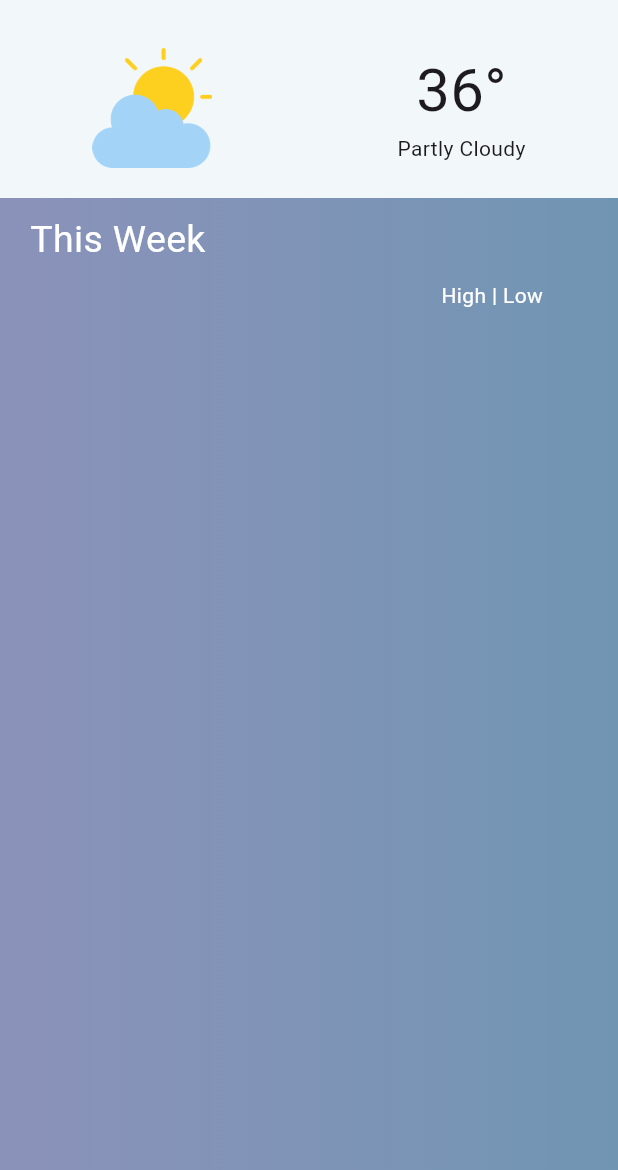
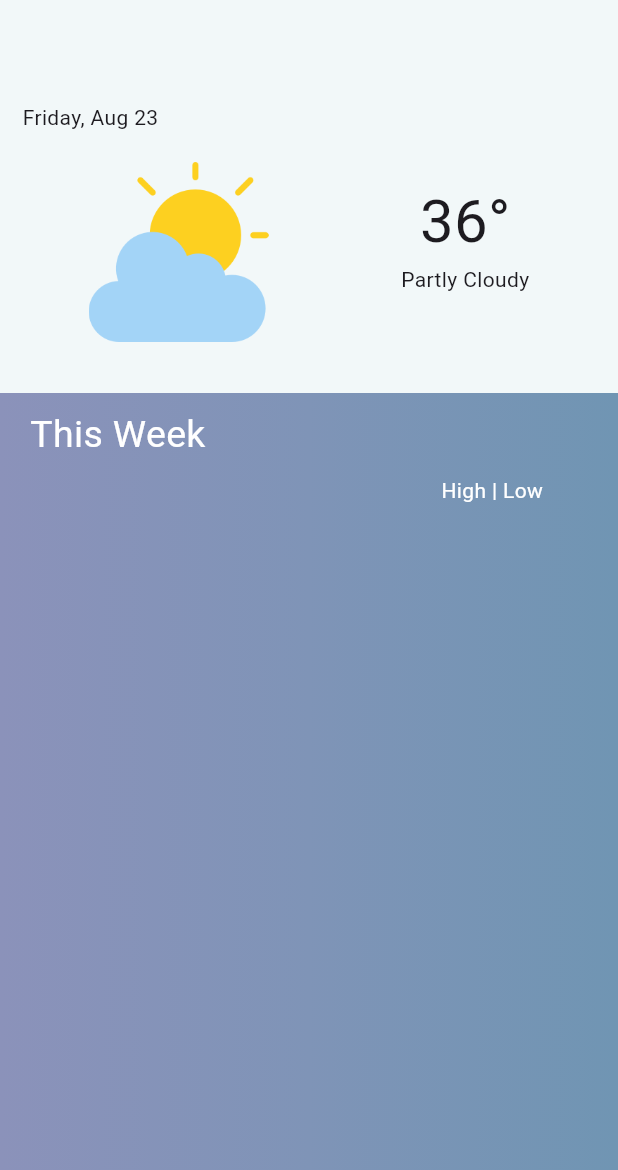
Before and after one commit to gersanatomy/flutter_weather_app, a Flutter app: the screen it shows after launch, on a phone screen of 412 x 824 dp, the part 66-1236 px from its top. Run offline on Flutter 3.47's test engine with Material 3 defaults, Android fonts, the phone set to English and light mode, and no system bars; our stand-ins replace dio, flutter_bloc, geocoding, geolocator, shared_preferences.

Commit message:
chore: minor adjustments

```diff
--- a/lib/features/weather/weather_route.dart
+++ b/lib/features/weather/weather_route.dart
@@ -1,9 +1,8 @@
 import 'package:flutter/material.dart';
 import 'package:flutter_bloc/flutter_bloc.dart';
+import 'package:flutter_weather_app/bloc/weather/weather_bloc.dart';
 import 'package:flutter_weather_app/features/splash/splash_screen.dart';
 import 'package:flutter_weather_app/features/weather/weather_screen.dart';
-
-import '../../bloc/weather/weather_bloc.dart';
 
 class WeatherAppRoute extends StatefulWidget {
   const WeatherAppRoute({super.key});
--- a/lib/features/weather/weather_screen.dart
+++ b/lib/features/weather/weather_screen.dart
@@ -5,6 +5,7 @@ import 'package:flutter_weather_app/features/weather/weather_this_week.dart';
 import 'package:flutter_weather_app/features/weather/weather_today.dart';
 import 'package:flutter_weather_app/models/weather_model.dart';
 import 'package:flutter_weather_app/models/weather_today_model.dart';
+import 'package:flutter_weather_app/utils/app_geolocator.dart';
 
 class WeatherScreen extends StatefulWidget {
   const WeatherScreen({
@@ -23,6 +24,24 @@ class WeatherScreen extends StatefulWidget {
 }
 
 class _WeatherScreenState extends State<WeatherScreen> {
+  List<String> address = ['', ''];
+
+  @override
+  void initState() {
+    // TODO: implement initState
+    super.initState();
+    WidgetsBinding.instance.addPostFrameCallback((_) async {
+      address = await getCityProvince();
+      print('here: $address');
+      setState(() {});
+    });
+  }
+
+  getCityProvince() async {
+    List<String> res = await AppGeoLocator.getCityProvince();
+    return res;
+  }
+
   @override
   Widget build(BuildContext context) {
     return Scaffold(
@@ -34,10 +53,11 @@ class _WeatherScreenState extends State<WeatherScreen> {
         ),
       ),
       body: SingleChildScrollView(
+        physics: const NeverScrollableScrollPhysics(),
         child: GradientContainer(
           child: Column(
             children: [
-              WeatherToday(weather: widget.today),
+              WeatherToday(address: address, weather: widget.today),
               WeatherThisWeek(weather: widget.weekly)
             ],
           ),
--- a/lib/features/weather/weather_this_week.dart
+++ b/lib/features/weather/weather_this_week.dart
@@ -37,7 +37,6 @@ class WeatherThisWeek extends StatelessWidget {
           ),
           Expanded(
             child: ListView.builder(
-              physics: const NeverScrollableScrollPhysics(),
               shrinkWrap: true,
               itemCount: weather.time.length,
               itemBuilder: (context, i) {
--- a/lib/features/weather/weather_today.dart
+++ b/lib/features/weather/weather_today.dart
@@ -1,21 +1,34 @@
 import 'package:flutter/material.dart';
 import 'package:flutter_weather_app/models/weather_today_model.dart';
+import 'package:flutter_weather_app/utils/app_date_prettify.dart';
 
 class WeatherToday extends StatelessWidget {
-  const WeatherToday({super.key, required this.weather});
+  const WeatherToday({super.key, required this.weather, required this.address});
 
   final WeatherTodayModel weather;
+  final List<String> address;
 
   @override
   Widget build(BuildContext context) {
     return Container(
-      height: 120,
+      height: 250,
       color: const Color(0xfff2f8f9),
-      padding: const EdgeInsets.symmetric(vertical: 20),
-      child: Row(
+      padding: const EdgeInsets.symmetric(vertical: 20, horizontal: 15),
+      child: Column(
+        crossAxisAlignment: CrossAxisAlignment.start,
+        children: [
+          Text(
+            address.first,
+            style: const TextStyle(fontSize: 25, fontWeight: FontWeight.w600),
+          ),
+          Text(
+            DatePrettify.weekdayMonthDayToString(DateTime.now()),
+          ),
+          Row(
             mainAxisAlignment: MainAxisAlignment.spaceAround,
             children: [
-          SizedBox(
+              Container(
+                margin: const EdgeInsets.only(top: 20),
                 height: 120,
                 child: Image.asset('assets/cloudy.png'),
               ),
@@ -30,6 +43,8 @@ class WeatherToday extends StatelessWidget {
               ),
             ],
           ),
+        ],
+      ),
     );
   }
 }
--- a/lib/utils/app_date_prettify.dart
+++ b/lib/utils/app_date_prettify.dart
@@ -7,6 +7,11 @@ class DatePrettify {
     return formatter.format(date);
   }
 
+  static String weekdayMonthDayToString(DateTime value) {
+    final DateFormat formatter = DateFormat('EEEE, MMM dd');
+    return formatter.format(value);
+  }
+
   static dateToString(DateTime value) {
     final DateFormat formatter = DateFormat('yyyy-MM-dd');
     return formatter.format(value);
--- a/lib/utils/app_geolocator.dart
+++ b/lib/utils/app_geolocator.dart
@@ -1,5 +1,6 @@
 import 'dart:developer';
 
+import 'package:geocoding/geocoding.dart';
 import 'package:geolocator/geolocator.dart';
 
 class AppGeoLocator {
@@ -28,4 +29,16 @@ class AppGeoLocator {
     }
     return await Geolocator.getCurrentPosition();
   }
+
+  static Future<List<String>> getCityProvince() async {
+    Position? position = await getUserCoordinates();
+
+    List<Placemark> placemarks = await placemarkFromCoordinates(
+        position?.latitude ?? 0.0, position?.longitude ?? 0.0);
+
+    String city = placemarks.first.locality ?? '';
+    String province = placemarks.first.subAdministrativeArea ?? '';
+
+    return [city, province];
+  }
 }
--- a/pubspec.yaml
+++ b/pubspec.yaml
@@ -16,6 +16,7 @@ dependencies:
   geolocator: ^13.0.1
   flutter_bloc: ^8.1.6
   intl: ^0.19.0
+  geocoding: ^3.0.0
 
 dev_dependencies:
   flutter_test:
```
Also changed, not shown: lib/features/weather/weather_list_tile.dart (+7 -7 lines), lib/services/weather_service.dart (+9 -2 lines), pubspec.lock. Lines whose indentation alone changed are shown as unchanged.
